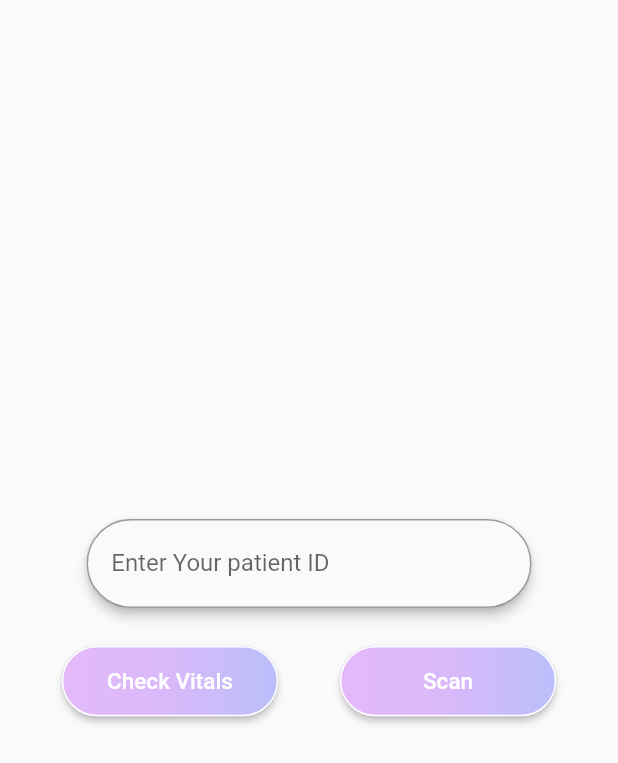
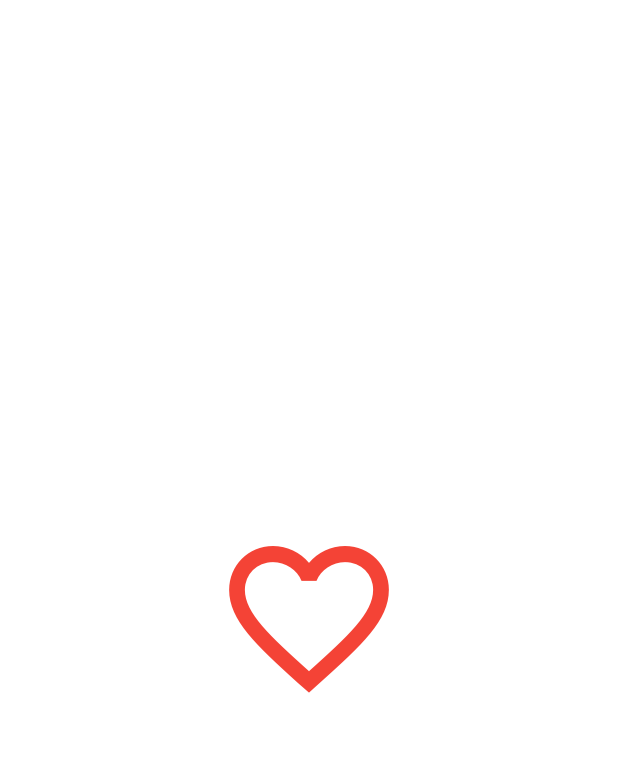
Before and after one commit to jason-nguessan/vitals-tracker, a Flutter app: the screen it shows after launch, after a tap on "Scan", on a phone screen of 412 x 824 dp. Shown: the top 763 px of the screen. Run offline on Flutter 3.47's test engine with Material 2 defaults, Android fonts, the phone set to English and light mode, and no system bars; our stand-ins replace camera, charts_flutter, hexcolor, wakelock.

Commit message:
changed colors and added scan vital page

```diff
--- a/lib/mainPages/login.dart
+++ b/lib/mainPages/login.dart
@@ -1,5 +1,6 @@
 import 'package:flutter/material.dart';
 import 'package:my_app/mainPages/displayVitals.dart';
+import 'package:my_app/mainPages/scanVitals.dart';
 import 'package:my_app/sharedWidgets/sizeConfig.dart';
 import 'package:hexcolor/hexcolor.dart';
 
@@ -86,9 +87,9 @@ class _LoginState extends State<Login> {
                                   decoration: BoxDecoration(
                                     gradient: LinearGradient(
                                       colors: <Color>[
-                                        HexColor("#e4b9fa"),
-                                        HexColor("#d9b9fa"),
-                                        HexColor("#b9bffa")
+                                        HexColor("#ff3636"),
+                                        HexColor("#ff8c8c"),
+                                        HexColor("#fdb7b7")
                                       ],
                                     ),
                                     borderRadius: BorderRadius.all(
@@ -123,9 +124,9 @@ class _LoginState extends State<Login> {
                                   decoration: BoxDecoration(
                                     gradient: LinearGradient(
                                       colors: <Color>[
-                                        HexColor("#e4b9fa"),
-                                        HexColor("#d9b9fa"),
-                                        HexColor("#b9bffa")
+                                        HexColor("#ff3636"),
+                                        HexColor("#ff8c8c"),
+                                        HexColor("#fdb7b7")
                                       ],
                                     ),
                                     borderRadius: BorderRadius.all(
@@ -140,7 +141,11 @@ class _LoginState extends State<Login> {
                                   ),
                                   padding: EdgeInsets.all(
                                       SizeConfig.safeBlockHorizontal * 3.5)),
-                              onPressed: () {},
+                              onPressed: () {
+                                MaterialPageRoute route = MaterialPageRoute(
+                                    builder: (context) => ScanVitals());
+                                Navigator.of(context).push(route);
+                              },
                             ),
                           ],
                         )
--- /dev/null
+++ b/lib/mainPages/scanVitals.dart
@@ -0,0 +1,47 @@
+import 'package:camera/camera.dart';
+import 'package:flutter/material.dart';
+import 'package:wakelock/wakelock.dart';
+import 'package:charts_flutter/flutter.dart';
+
+class ScanVitals extends StatefulWidget {
+  @override
+  _ScanVitalsState createState() => _ScanVitalsState();
+}
+
+class _ScanVitalsState extends State<ScanVitals> {
+  bool _toggled = false;
+  _toggle() {
+    setState(() {
+      _toggled = true;
+    });
+  }
+
+  _untoggle() {
+    setState(() {
+      _toggled = false;
+    });
+  }
+
+  @override
+  Widget build(BuildContext context) {
+    return Scaffold(
+      backgroundColor: Colors.white,
+      body: SafeArea(
+        child: Center(
+          child: IconButton(
+            icon: Icon(_toggled ? Icons.favorite : Icons.favorite_border),
+            color: Colors.red,
+            iconSize: 128,
+            onPressed: () {
+              if (_toggled) {
+                _untoggle();
+              } else {
+                _toggle();
+              }
+            },
+          ),
+        ),
+      ),
+    );
+  }
+}
```
